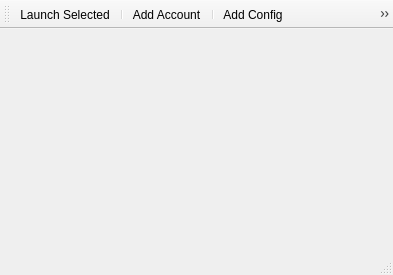
First picture: the form in mcl/gui/main_window.ui, repository narthollis/eve-mcl, before the edit.
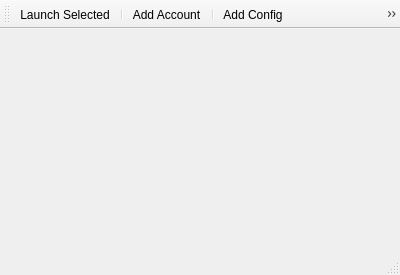
Second picture: the form after the edit. Icons and pictures are not drawn.

Patch:
```diff
--- a/mcl/gui/main_window.ui
+++ b/mcl/gui/main_window.ui
@@ -6,7 +6,7 @@
    <rect>
     <x>0</x>
     <y>0</y>
-    <width>393</width>
+    <width>400</width>
     <height>275</height>
    </rect>
   </property>
```
